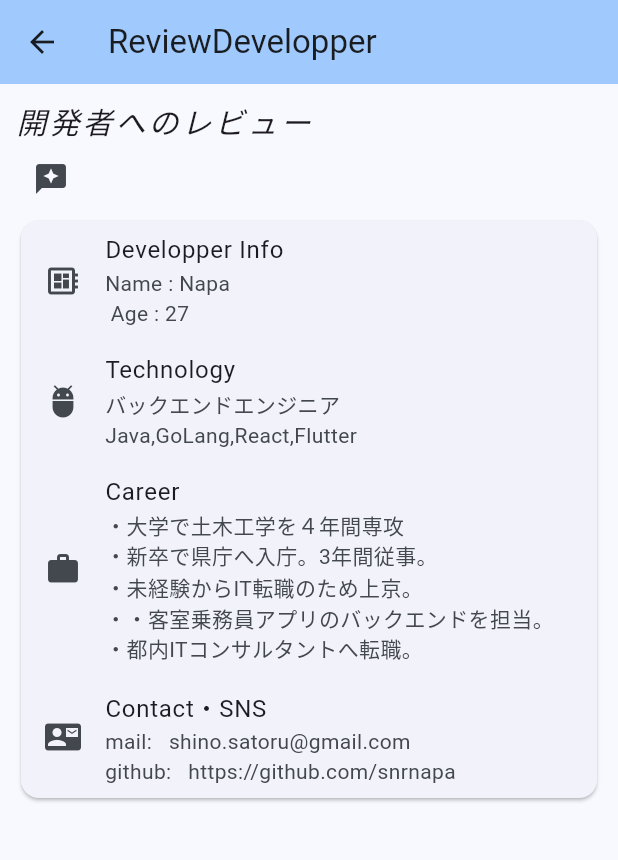
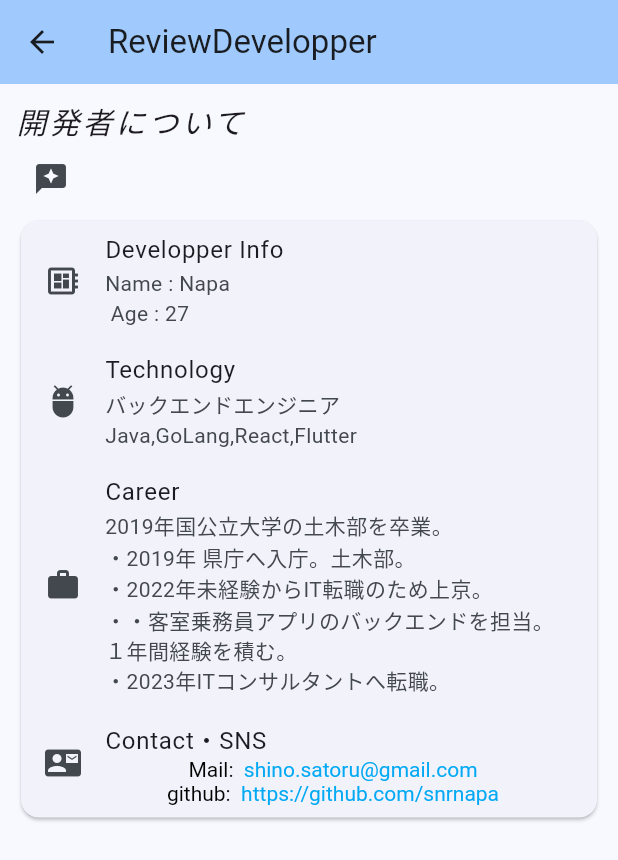
Before and after one commit to snrnapa/surveying_flutter, a Flutter app: the ReviewDevelopper screen opened directly, on a phone screen of 412 x 824 dp. Shown: the top 860 px of the screen. Run offline on Flutter 3.47's test engine with Material 3 defaults, Android fonts, the phone set to English and light mode, and no system bars; our stand-ins replace google_fonts, image_picker, in_app_review, sqflite; missing offline and left inert: flutter_email_sender; accounts and stored records are empty; Roboto replaces fonts that are missing (Murecho).

Commit message:
reviewページ周りを実装

```diff
--- a/lib/components/utils.dart
+++ b/lib/components/utils.dart
@@ -10,6 +10,8 @@ import 'package:path_provider/path_provider.dart';
 
 //ファイル出力用ライブラリ
 import 'dart:io';
+
+import 'package:surveying_app/constants/review_constants.dart';
 
 class Utils {
   // 現在の時刻を文字列で取得する
@@ -121,6 +123,17 @@ class Utils {
     await FlutterEmailSender.send(email);
   }
 
+  void openReviewMail() async {
+    final Email email = Email(
+      // body: MailConstants.mailBody,
+      // subject: info,
+      recipients: [ReviewConstants.mail],
+      // attachmentPaths: attachFilesPath,
+    );
+
+    await FlutterEmailSender.send(email);
+  }
+
   //ファイルの出力処理
   Future<String> outputCsv(String targetStr, String fileName) async {
     File file = await getFilePath(fileName);
--- /dev/null
+++ b/lib/constants/review_constants.dart
@@ -0,0 +1,8 @@
+class ReviewConstants {
+  static String mail = "shino.satoru@gmail.com";
+  static String githubUrl = "https://github.com/snrnapa";
+  static String developperInfo = "Name : Napa \n Age : 27";
+  static String technology = "バックエンドエンジニア Java,GoLang,React,Flutter";
+  static String career =
+      "2019年国公立大学の土木部を卒業。\n・2019年 県庁へ入庁。土木部。\n・2022年未経験からIT転職のため上京。\n・・客室乗務員アプリのバックエンドを担当。１年間経験を積む。\n・2023年ITコンサルタントへ転職。";
+}
--- a/lib/review_developper.dart
+++ b/lib/review_developper.dart
@@ -1,7 +1,10 @@
+import 'package:flutter/gestures.dart';
 import 'package:flutter/material.dart';
 import 'package:surveying_app/components/drawer_helper.dart';
 import 'package:surveying_app/components/title_text.dart';
 import 'package:surveying_app/components/utils.dart';
+import 'package:surveying_app/constants/review_constants.dart';
+import 'package:url_launcher/url_launcher_string.dart';
 
 class ReviewDevelopper extends StatefulWidget {
   @override
@@ -32,35 +35,70 @@ class _ReviewDevelopperPageState extends State<ReviewDevelopper> {
             crossAxisAlignment: CrossAxisAlignment.start,
             mainAxisAlignment: MainAxisAlignment.spaceEvenly,
             children: [
-              TitleText(text: '開発者へのレビュー'),
+              TitleText(text: '開発者について'),
               IconButton(
                   onPressed: () => DrawerHelper.launchStoreReview(context),
                   icon: Icon(Icons.reviews)),
-              const Card(
+              Card(
                 // color: Color.fromARGB(207, 28, 225, 163),
                 child: Column(children: [
                   ListTile(
                     leading: Icon(Icons.developer_board),
                     title: Text("Developper Info"),
-                    subtitle: Text("Name : Napa \n Age : 27"),
+                    subtitle: Text(ReviewConstants.developperInfo),
                   ),
                   ListTile(
                     leading: Icon(Icons.adb),
                     title: Text("Technology"),
-                    subtitle: Text("バックエンドエンジニア Java,GoLang,React,Flutter"),
+                    subtitle: Text(ReviewConstants.technology),
                   ),
                   ListTile(
                     leading: Icon(Icons.work),
                     title: Text("Career"),
-                    subtitle: Text(
-                        "・大学で土木工学を４年間専攻\n・新卒で県庁へ入庁。3年間従事。\n・未経験からIT転職のため上京。\n・・客室乗務員アプリのバックエンドを担当。\n・都内ITコンサルタントへ転職。"),
+                    subtitle: Text(ReviewConstants.career),
                   ),
                   ListTile(
-                    leading: Icon(Icons.contact_mail),
-                    title: Text("Contact・SNS"),
-                    subtitle: Text(
-                        "mail:   shino.satoru@gmail.com\ngithub:   https://github.com/snrnapa"),
-                  ),
+                      leading: Icon(Icons.contact_mail),
+                      title: Text("Contact・SNS"),
+                      subtitle: Column(
+                        children: [
+                          RichText(
+                            text: TextSpan(
+                              children: [
+                                const TextSpan(
+                                    text: "Mail:  ",
+                                    style: TextStyle(color: Colors.black)),
+                                TextSpan(
+                                    text: ReviewConstants.mail,
+                                    style: const TextStyle(
+                                        color: Colors.lightBlue),
+                                    recognizer: TapGestureRecognizer()
+                                      ..onTap = () {
+                                        utils.openReviewMail();
+                                      }),
+                              ],
+                            ),
+                          ),
+                          RichText(
+                            text: TextSpan(
+                              children: [
+                                const TextSpan(
+                                    text: "github:  ",
+                                    style: TextStyle(color: Colors.black)),
+                                TextSpan(
+                                    text: ReviewConstants.githubUrl,
+                                    style: const TextStyle(
+                                        color: Colors.lightBlue),
+                                    recognizer: TapGestureRecognizer()
+                                      ..onTap = () {
+                                        launchUrlString(
+                                            ReviewConstants.githubUrl);
+                                      }),
+                              ],
+                            ),
+                          ),
+                        ],
+                      )),
                 ]),
               ),
             ],
```
